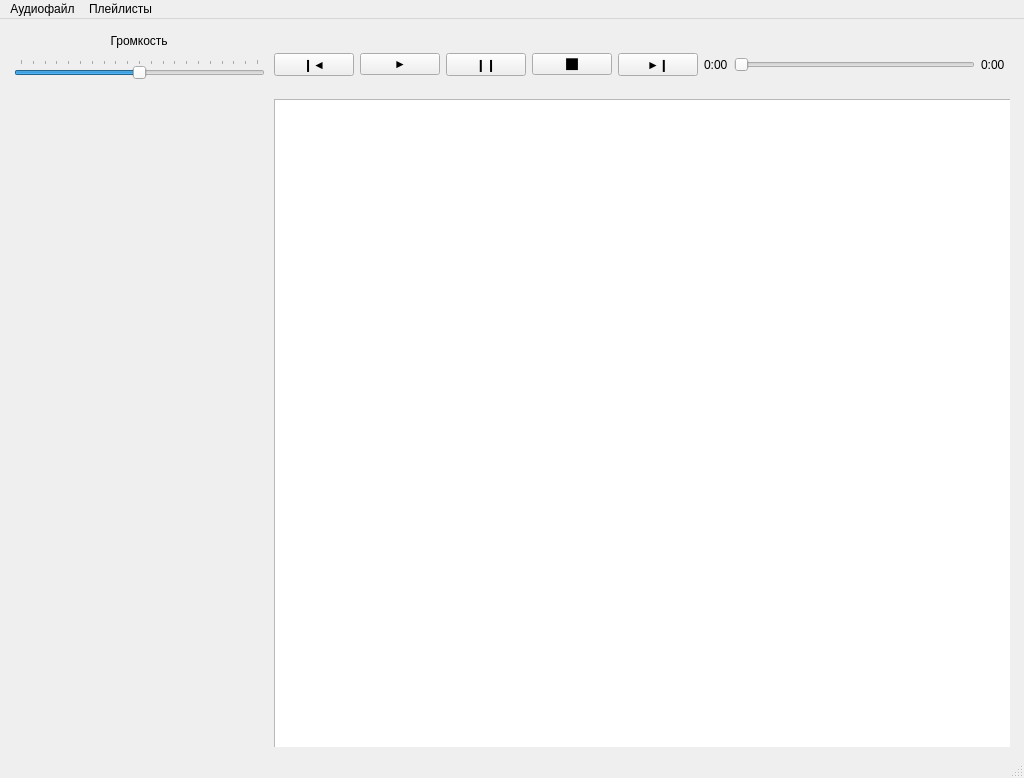
Before: the Qt Designer form audioplayer.ui in Jacute/ap, drawn with Qt 5.
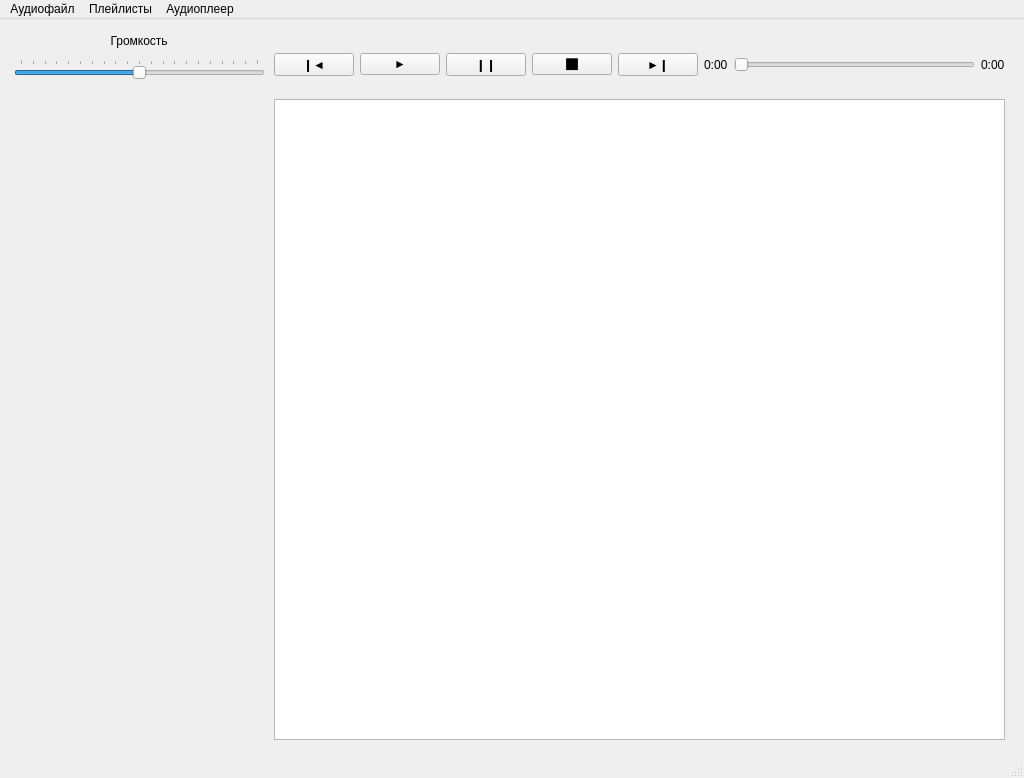
After: the same form once the commit is applied.

Diff of the .ui file:
```diff
--- a/audioplayer.ui
+++ b/audioplayer.ui
@@ -102,8 +102,8 @@
         <rect>
          <x>260</x>
          <y>71</y>
-         <width>741</width>
-         <height>651</height>
+         <width>731</width>
+         <height>641</height>
         </rect>
        </property>
        <property name="selectionMode">
@@ -172,7 +172,7 @@
      <x>0</x>
      <y>0</y>
      <width>1024</width>
-     <height>23</height>
+     <height>22</height>
     </rect>
    </property>
    <widget class="QMenu" name="audio_menu">
@@ -194,8 +194,15 @@
     <addaction name="del_playlist"/>
     <addaction name="separator"/>
    </widget>
+   <widget class="QMenu" name="audiplayer_menu">
+    <property name="title">
+     <string>Аудиоплеер</string>
+    </property>
+    <addaction name="change_theme"/>
+   </widget>
    <addaction name="audio_menu"/>
    <addaction name="playlist_menu"/>
+   <addaction name="audiplayer_menu"/>
   </widget>
   <action name="add_track">
    <property name="text">
```
Left out of the diff: 5 changed lines with no effect on the pictures.
